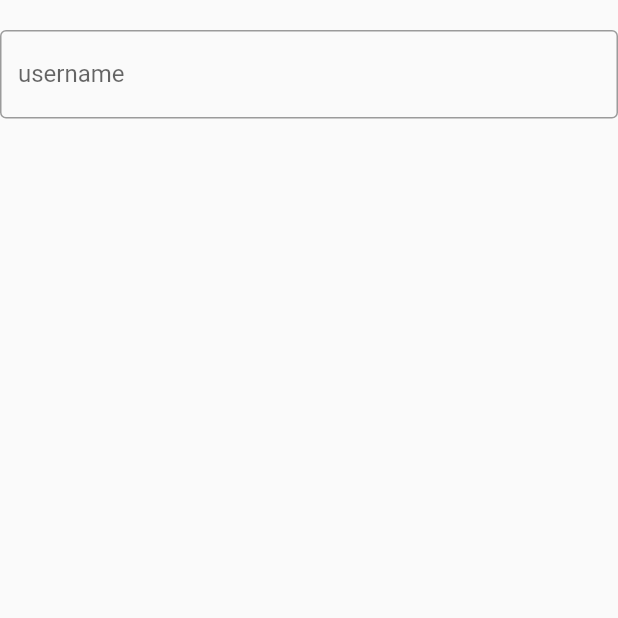
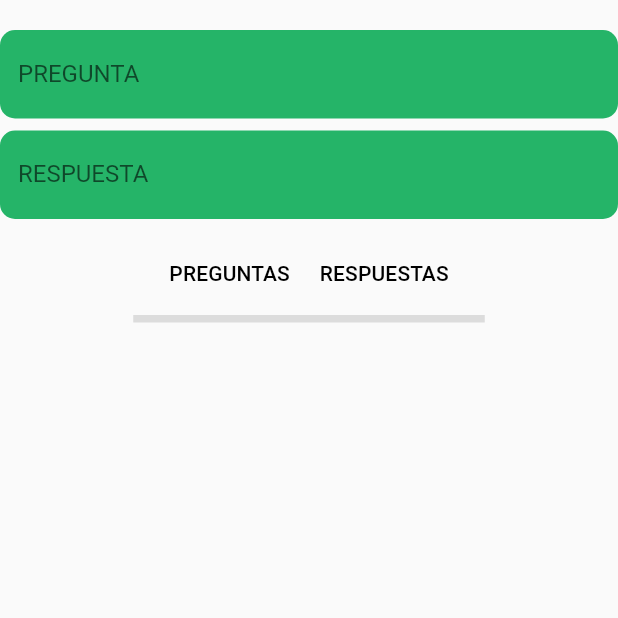
Before and after one commit to Andrescruzxr/movil-app, a Flutter app: the MyHomePage screen opened directly, on a phone screen of 412 x 824 dp, the top half of it. Run offline on Flutter 3.47's test engine with Material 2 defaults, Android fonts, the phone set to English and light mode, and no system bars; our stand-ins replace carousel_slider, fluttertoast, shared_preferences; accounts and stored records are empty.

Commit message:
viernes noche

```diff
--- a/lib/pages/categorias.dart
+++ b/lib/pages/categorias.dart
@@ -19,7 +19,7 @@ class categorias extends StatelessWidget {
   Widget build(BuildContext context) {
     return Scaffold(
       appBar: AppBar(
-        title: Text('List Example'),
+        title: Text('Categorias'),
       ),
       body: ListView.builder(
         itemCount: items.length,
--- a/lib/pages/paginaPregunta.dart
+++ b/lib/pages/paginaPregunta.dart
@@ -21,10 +21,17 @@ class MyHomePage extends StatefulWidget {
 
 class _MyHomePageState extends State<MyHomePage> {
   String _text = '';
+  String _text2 = '';
 
   void _onTextChanged(String value) {
     setState(() {
       _text += value; // Agregar el texto ingresado al texto acumulado
+    });
+  }
+
+  void _respuesta(String value) {
+    setState(() {
+      _text2 += value; // Agregar el texto ingresado al texto acumulado
     });
   }
 
@@ -42,17 +49,54 @@ class _MyHomePageState extends State<MyHomePage> {
               Container(
                 child: TextField(
                   decoration: InputDecoration(
-                    labelText: "username",
-                    hintText: "enter your user name",
-                    border: OutlineInputBorder(),
+                    filled: true,
+                    fillColor: Color.fromARGB(255, 37, 180, 104),
+                    labelText: "PREGUNTA",
+                    hintText: "digite aqui su pregunta",
+                    border: OutlineInputBorder(
+                      borderRadius: BorderRadius.circular(10),
+                      borderSide: BorderSide.none,
+                    ),
                   ),
                   onChanged:
                       _onTextChanged, // Llamado cuando cambia el texto ingresado
                 ),
               ),
-              SizedBox(height: 10),
-              Text(
-                _text,
+              SizedBox(height: 8),
+
+              Container(
+                child: TextField(
+                  decoration: InputDecoration(
+                    filled: true,
+                    fillColor: Color.fromARGB(255, 37, 180, 104),
+                    labelText: "RESPUESTA",
+                    hintText: "digite aqui su Respuesta",
+                    border: OutlineInputBorder(
+                      borderRadius: BorderRadius.circular(10),
+                      borderSide: BorderSide.none,
+                    ),
+                  ),
+                  onChanged:
+                      _respuesta, // Llamado cuando cambia el texto ingresado
+                ),
+              ),
+              SizedBox(height: 8),
+
+              DataTable(
+                columns: [
+                  DataColumn(label: Text('PREGUNTAS')),
+                  DataColumn(label: Text('RESPUESTAS')),
+                ],
+                rows: [
+                  DataRow(cells: [
+                    DataCell(Text(
+                      _text,
+                    )),
+                    DataCell(Text(_text2)),
+                  ]),
+                ],
+                columnSpacing: 20,
+                dividerThickness: 5,
               ), // Mostrar el texto acumulado
             ],
           ),
```
